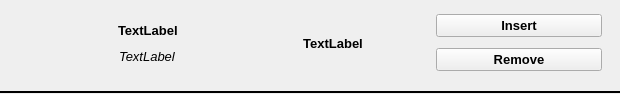
This is lightpath/ui/device.ui in pcdshub/lightpath as Qt 5 draws it before an edit. The edited form follows.
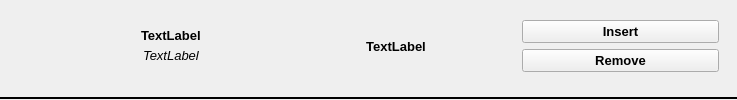
This is the edited form. Custom widgets are drawn as their Qt base class.

Commit message: UI: Minor adjustments to spacing

Diff of the .ui file:
```diff
--- a/lightpath/ui/device.ui
+++ b/lightpath/ui/device.ui
@@ -6,10 +6,16 @@
    <rect>
     <x>0</x>
     <y>0</y>
-    <width>620</width>
-    <height>94</height>
+    <width>737</width>
+    <height>100</height>
    </rect>
   </property>
+  <property name="minimumSize">
+   <size>
+    <width>700</width>
+    <height>100</height>
+   </size>
+  </property>
   <property name="windowTitle">
    <string>Form</string>
   </property>
@@ -30,10 +36,10 @@
     <number>0</number>
    </property>
    <item>
-    <widget class="QWidget" name="widget" native="true">
-     <layout class="QHBoxLayout" name="horizontalLayout" stretch="0,0,0,0">
+    <widget class="QWidget" name="device_layout" native="true">
+     <layout class="QHBoxLayout" name="horizontalLayout" stretch="0,1,1,1">
       <property name="spacing">
-       <number>2</number>
+       <number>10</number>
       </property>
       <property name="topMargin">
        <number>0</number>
@@ -76,18 +82,21 @@
         </property>
        </widget>
       </item>
-      <item>
+      <item alignment="Qt::AlignVCenter">
        <widget class="QWidget" name="device_information" native="true">
         <layout class="QVBoxLayout" name="verticalLayout_2">
          <property name="spacing">
           <number>5</number>
          </property>
          <property name="leftMargin">
-          <number>9</number>
+          <number>2</number>
          </property>
          <property name="topMargin">
           <number>20</number>
          </property>
+         <property name="rightMargin">
+          <number>2</number>
+         </property>
          <property name="bottomMargin">
           <number>20</number>
          </property>
@@ -138,7 +147,7 @@
         </property>
        </widget>
       </item>
-      <item>
+      <item alignment="Qt::AlignVCenter">
        <widget class="QWidget" name="widget" native="true">
         <layout class="QVBoxLayout" name="verticalLayout_3">
          <item>
```
